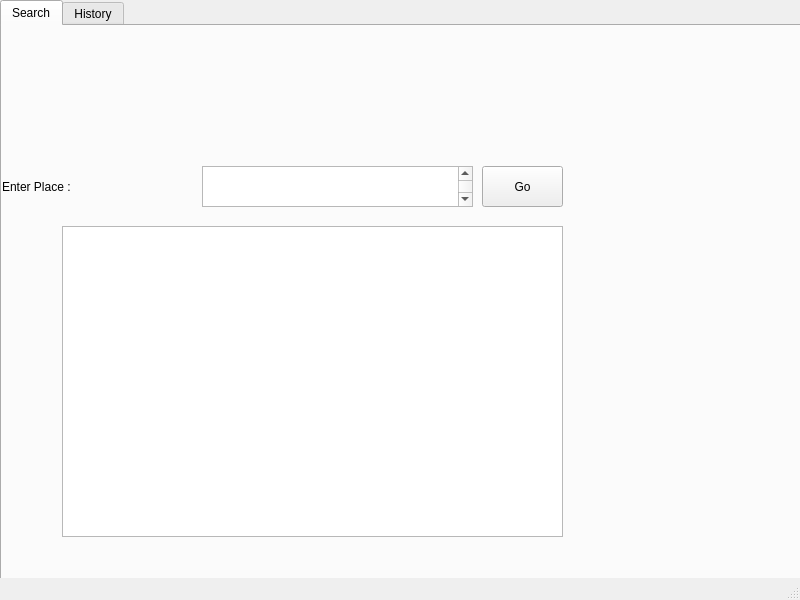
Old version of the form main_window.ui in the repository nishchaysinha/weatherapp.
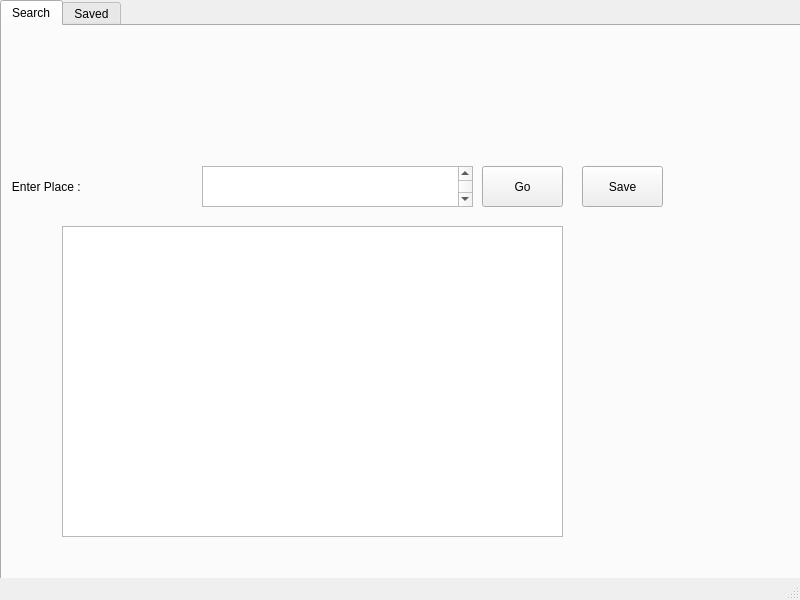
New version of the form.

```diff
--- a/main_window.ui
+++ b/main_window.ui
@@ -55,7 +55,7 @@
        <string notr="true">font: 75 26pt &quot;MS Shell Dlg 2&quot;;</string>
       </property>
       <property name="text">
-       <string>Enter Place :</string>
+       <string>   Enter Place :</string>
       </property>
      </widget>
      <widget class="QTextEdit" name="textEdit">
@@ -95,6 +95,22 @@
        <string>Go</string>
       </property>
      </widget>
+      <widget class="QPushButton" name="saveButton">
+      <property name="geometry">
+       <rect>
+        <x>580</x>
+        <y>140</y>
+        <width>81</width>
+        <height>41</height>
+       </rect>
+      </property>
+      <property name="styleSheet">
+       <string notr="true">font: 26pt &quot;MS Shell Dlg 2&quot;;</string>
+      </property>
+      <property name="text">
+       <string>Save</string>
+      </property>
+     </widget>
      <widget class="QTextEdit" name="result_text">
       <property name="geometry">
        <rect>
@@ -111,7 +127,7 @@
     </widget>
     <widget class="QWidget" name="history_tab">
      <attribute name="title">
-      <string>History</string>
+      <string>Saved</string>
      </attribute>
      <widget class="QTableWidget" name="tableWidget">
       <property name="geometry">
```
